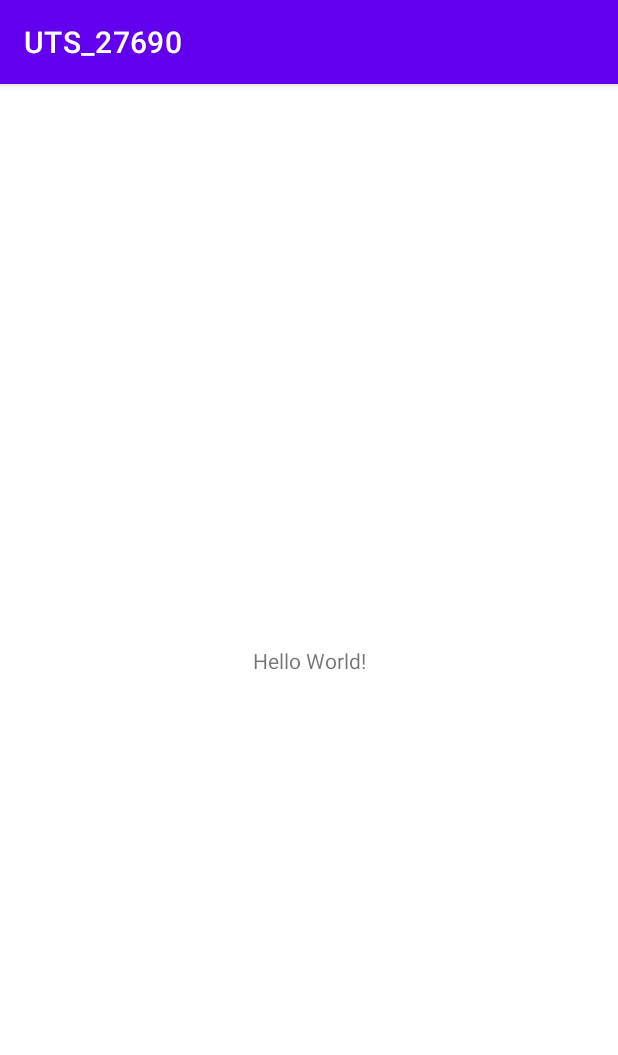
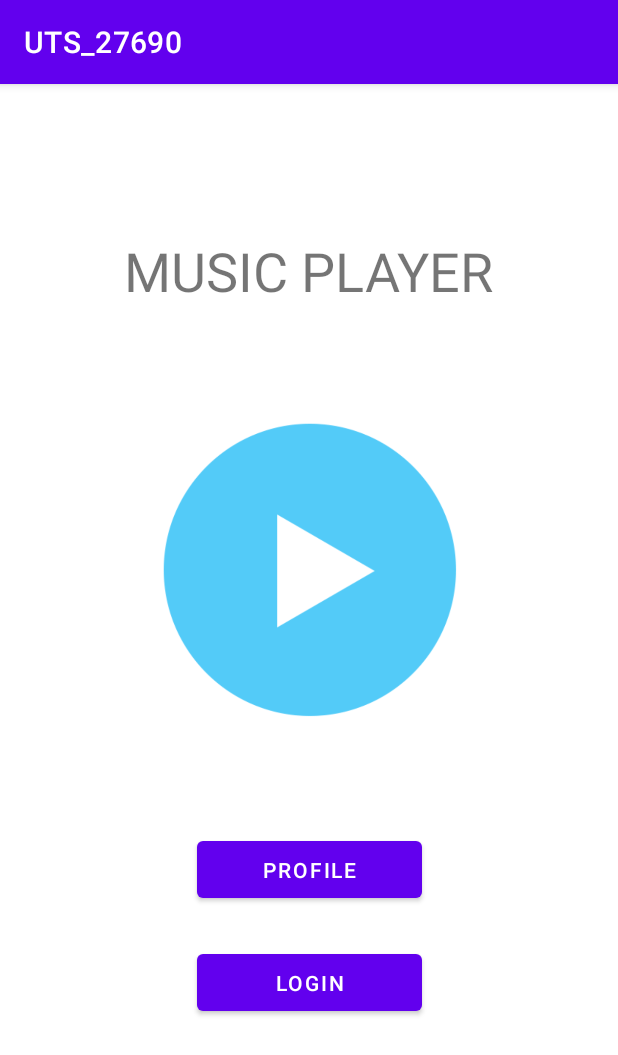
Before and after one commit to Itsakaseru/UTS_27690, an Android app: the screen it shows after launch (MainActivity), on a phone screen of 412 x 824 dp. Shown: the top 1055 px of the screen. Run offline under Robolectric (Android 15) with nearby library versions, the phone set to English and light mode, and no system bars.

Commit message:
Add layout for main menu

```diff
--- a/app/src/main/res/layout/activity_main.xml
+++ b/app/src/main/res/layout/activity_main.xml
@@ -7,12 +7,44 @@
     tools:context=".MainActivity">
 
     <TextView
+        android:id="@+id/textView"
         android:layout_width="wrap_content"
         android:layout_height="wrap_content"
-        android:text="Hello World!"
-        app:layout_constraintBottom_toBottomOf="parent"
-        app:layout_constraintLeft_toLeftOf="parent"
-        app:layout_constraintRight_toRightOf="parent"
+        android:layout_marginTop="100dp"
+        android:text="MUSIC PLAYER"
+        android:textSize="36sp"
+        app:layout_constraintEnd_toEndOf="parent"
+        app:layout_constraintStart_toStartOf="parent"
         app:layout_constraintTop_toTopOf="parent" />
 
+    <ImageView
+        android:id="@+id/imageView"
+        android:layout_width="250dp"
+        android:layout_height="250dp"
+        android:layout_marginTop="50dp"
+        app:layout_constraintEnd_toEndOf="parent"
+        app:layout_constraintStart_toStartOf="parent"
+        app:layout_constraintTop_toBottomOf="@+id/textView"
+        app:srcCompat="@drawable/musicplayer_logo" />
+
+    <Button
+        android:id="@+id/btnProfile"
+        android:layout_width="150dp"
+        android:layout_height="50dp"
+        android:layout_marginTop="50dp"
+        android:text="PROFILE"
+        app:layout_constraintEnd_toEndOf="parent"
+        app:layout_constraintStart_toStartOf="parent"
+        app:layout_constraintTop_toBottomOf="@+id/imageView" />
+
+    <Button
+        android:id="@+id/btnLogin"
+        android:layout_width="150dp"
+        android:layout_height="50dp"
+        android:layout_marginTop="25dp"
+        android:text="LOGIN"
+        app:layout_constraintEnd_toEndOf="parent"
+        app:layout_constraintStart_toStartOf="parent"
+        app:layout_constraintTop_toBottomOf="@+id/btnProfile" />
+
 </androidx.constraintlayout.widget.ConstraintLayout>
```
